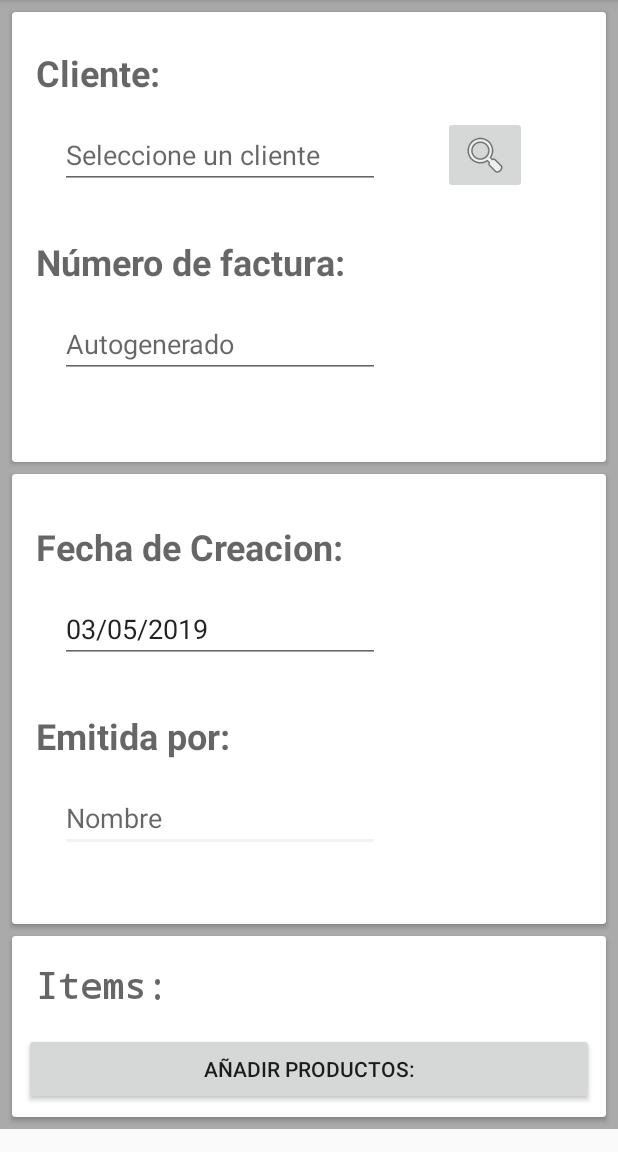
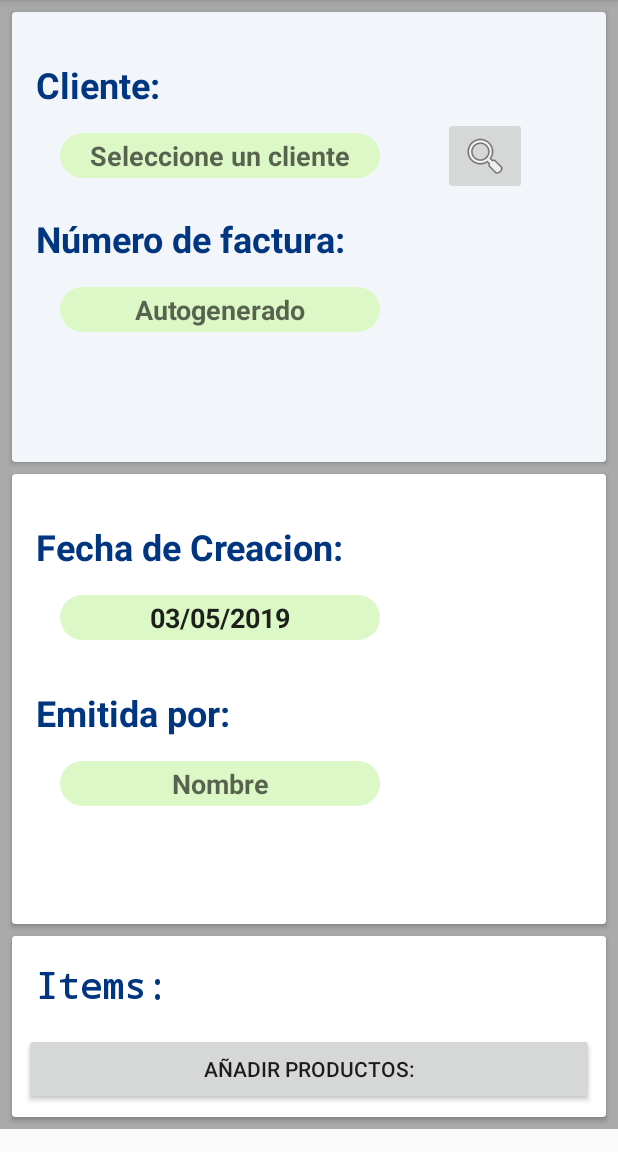
Before and after one commit to JONYR15/Proyecto, an Android app: the InvoiceManaged screen opened directly, with no data from a screen before it, on a phone screen of 412 x 824 dp, the part 84-1236 px from its top. Run offline under Robolectric (Android 15) with nearby library versions, the phone set to English and light mode, and no system bars.

Commit message:
Poniendole sabor a lo bonito

```diff
--- a/app/src/main/res/layout/activity_invoice_managed.xml
+++ b/app/src/main/res/layout/activity_invoice_managed.xml
@@ -32,7 +32,7 @@
                     app:layout_constraintEnd_toEndOf="parent"
                     app:layout_constraintStart_toStartOf="parent"
                     app:layout_constraintTop_toTopOf="parent"
-                    android:background="#8db9ca">
+                    android:backgroundTint="#f2f6fa">
 
                     <android.support.constraint.ConstraintLayout
                         android:layout_width="match_parent"
@@ -43,11 +43,12 @@
                             android:layout_width="wrap_content"
                             android:layout_height="wrap_content"
                             android:layout_marginStart="16dp"
-                            android:layout_marginTop="24dp"
+                            android:layout_marginTop="32dp"
                             android:fontFamily="sans-serif"
                             android:text="Cliente: "
                             android:textAlignment="textStart"
                             android:textAppearance="@style/TextAppearance.AppCompat.Display1"
+                            android:textColor="#003580"
                             android:textSize="24sp"
                             android:textStyle="bold"
                             app:layout_constraintStart_toStartOf="parent"
@@ -56,14 +57,18 @@
                         <EditText
                             android:id="@+id/editTextCustomer"
                             android:layout_width="wrap_content"
-                            android:layout_height="wrap_content"
+                            android:layout_height="30dp"
                             android:layout_marginStart="32dp"
                             android:layout_marginTop="16dp"
+                            android:background="@drawable/edit_text_custom"
                             android:editable="false"
                             android:ems="10"
                             android:focusableInTouchMode="false"
                             android:hint="Seleccione un cliente"
                             android:inputType="textPersonName"
+                            android:textAlignment="center"
+                            android:textAllCaps="false"
+                            android:textStyle="bold"
                             app:layout_constraintStart_toStartOf="parent"
                             app:layout_constraintTop_toBottomOf="@+id/textViewCustomer" />
 
@@ -72,10 +77,11 @@
                             android:layout_width="wrap_content"
                             android:layout_height="wrap_content"
                             android:layout_marginStart="16dp"
-                            android:layout_marginTop="32dp"
+                            android:layout_marginTop="24dp"
                             android:text="Número de factura:"
                             android:textAlignment="textStart"
                             android:textAppearance="@style/TextAppearance.AppCompat.Display1"
+                            android:textColor="#003580"
                             android:textSize="24sp"
                             android:textStyle="bold"
                             app:layout_constraintStart_toStartOf="parent"
@@ -84,13 +90,16 @@
                         <EditText
                             android:id="@+id/editTextAuto"
                             android:layout_width="wrap_content"
-                            android:layout_height="wrap_content"
+                            android:layout_height="30dp"
                             android:layout_marginStart="32dp"
                             android:layout_marginTop="16dp"
+                            android:background="@drawable/edit_text_custom"
                             android:ems="10"
                             android:focusable="false"
                             android:hint="Autogenerado"
                             android:inputType="none"
+                            android:textAlignment="center"
+                            android:textStyle="bold"
                             app:layout_constraintStart_toStartOf="parent"
                             app:layout_constraintTop_toBottomOf="@+id/textView18" />
 
@@ -128,7 +137,9 @@
                             android:layout_marginStart="16dp"
                             android:layout_marginTop="32dp"
                             android:text="Fecha de Creacion: "
+                            android:textAlignment="textStart"
                             android:textAppearance="@style/TextAppearance.AppCompat.Display1"
+                            android:textColor="#003580"
                             android:textSize="24sp"
                             android:textStyle="bold"
                             app:layout_constraintStart_toStartOf="parent"
@@ -136,13 +147,16 @@
 
                         <EditText
                             android:id="@+id/editTextDate"
-                            android:focusable="false"
                             android:layout_width="wrap_content"
-                            android:layout_height="wrap_content"
+                            android:layout_height="30dp"
                             android:layout_marginStart="32dp"
                             android:layout_marginTop="16dp"
+                            android:background="@drawable/edit_text_custom"
                             android:ems="10"
+                            android:focusable="false"
                             android:inputType="date"
+                            android:textAlignment="center"
+                            android:textStyle="bold"
                             app:layout_constraintStart_toStartOf="parent"
                             app:layout_constraintTop_toBottomOf="@+id/textViewDate" />
 
@@ -155,6 +169,7 @@
                             android:text="Emitida por:"
                             android:textAlignment="textStart"
                             android:textAppearance="@style/TextAppearance.AppCompat.Display1"
+                            android:textColor="#003580"
                             android:textSize="24sp"
                             android:textStyle="bold"
                             app:layout_constraintStart_toStartOf="parent"
@@ -163,12 +178,15 @@
                         <EditText
                             android:id="@+id/editTextName"
                             android:layout_width="wrap_content"
-                            android:layout_height="wrap_content"
+                            android:layout_height="30dp"
                             android:layout_marginStart="32dp"
                             android:layout_marginTop="16dp"
+                            android:background="@drawable/edit_text_custom"
                             android:ems="10"
                             android:hint="Nombre"
                             android:inputType="textPersonName"
+                            android:textAlignment="center"
+                            android:textStyle="bold"
                             app:layout_constraintStart_toStartOf="parent"
                             app:layout_constraintTop_toBottomOf="@+id/textViewName" />
                     </android.support.constraint.ConstraintLayout>
@@ -200,8 +218,8 @@
                             android:layout_marginStart="16dp"
                             android:layout_marginTop="16dp"
                             android:text="Items:"
-                            android:textAlignment="textStart"
                             android:textAppearance="@style/TextAppearance.AppCompat.Display1"
+                            android:textColor="#003580"
                             android:textSize="24sp"
                             android:textStyle="bold"
                             android:typeface="monospace"
```
